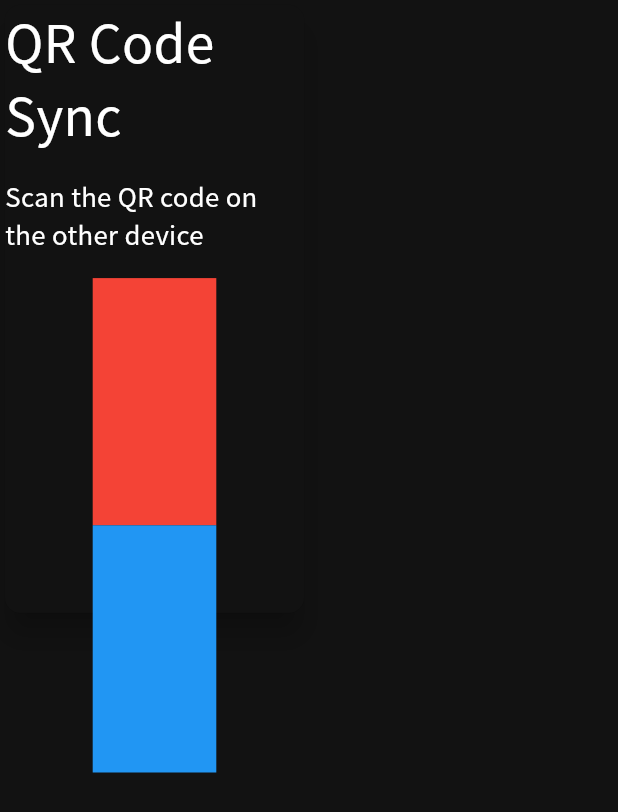
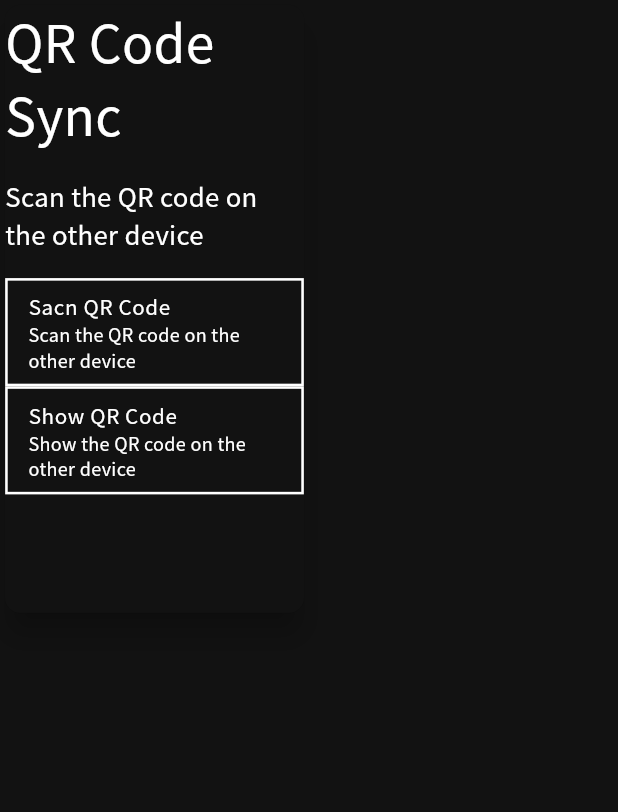
Before and after one commit to XRayZen/feedays, a Flutter app: the SyncDialogWidget widget shown alone on an empty page, opened directly, on a phone screen of 412 x 824 dp. Shown: the top 812 px of the screen. Run offline on Flutter 3.47's test engine with Material 2 defaults, Android fonts, the phone set to English and light mode, and no system bars; our stand-ins replace flutter_html, flutter_riverpod, hive, hive_flutter, infinite_scroll_pagination, page_transition and 6 more; missing offline and left inert: drag_and_drop_lists, flutter_picker, metadata_fetch, ogp_data_extract, webfeed; accounts and stored records are empty; network calls fail.

Commit message:
リファクタリング

```diff
--- a/lib/ui/page/detail/site_detail_page.dart
+++ b/lib/ui/page/detail/site_detail_page.dart
@@ -123,7 +123,9 @@ class SiteDetailWidget extends ConsumerWidget {
     } else {
       //タブレットの場合
       return [
-        const Padding(padding: EdgeInsets.all(10)),
+        // const Padding(padding: EdgeInsets.all(78)),
+        Expanded(child: Container()),
+        Expanded(child: Container()),
         switchFavoriteButton(
           site,
           const Icon(Icons.favorite),
@@ -145,10 +147,12 @@ class SiteDetailWidget extends ConsumerWidget {
           },
           icon: const Icon(Icons.refresh),
         ),
+        Expanded(child: Container()),
         Align(
           alignment: Alignment.centerLeft,
           child: switchFollowButton(context, ref, site),
         ),
+        Expanded(child: Container()),
         // const Padding(padding: EdgeInsets.all(7)),
       ];
     }
--- a/lib/ui/widgets/dialog/sync_dialog.dart
+++ b/lib/ui/widgets/dialog/sync_dialog.dart
@@ -1,6 +1,7 @@
-// ignore_for_file: public_member_api_docs, sort_constructors_first
+// ignore_for_file:  use_decorated_box
 import 'package:flutter/material.dart';
 import 'package:flutter_riverpod/flutter_riverpod.dart';
+import 'package:qr_flutter/qr_flutter.dart';
 import 'package:responsive_framework/responsive_framework.dart';
 
 void showSyncDialog(BuildContext context) {
@@ -19,10 +20,11 @@ void showSyncDialog(BuildContext context) {
 }
 
 class SyncDialogWidget extends ConsumerStatefulWidget {
-  final BuildContext context;
-  SyncDialogWidget({
+  const SyncDialogWidget({
+    super.key,
     required this.context,
   });
+  final BuildContext context;
 
   @override
   ConsumerState<ConsumerStatefulWidget> createState() =>
@@ -34,7 +36,7 @@ class _SyncDialogWidgetState extends ConsumerState<SyncDialogWidget> {
   Widget build(BuildContext context) {
     final size = MediaQuery.of(widget.context).size;
     return SafeArea(
-      child: Container(
+      child: SizedBox(
         height: size.height * 0.5,
         width: size.width * 0.5,
         child: Card(
@@ -55,22 +57,68 @@ class _SyncDialogWidgetState extends ConsumerState<SyncDialogWidget> {
                 layout: ResponsiveWrapper.of(context).isSmallerThan(TABLET)
                     ? ResponsiveRowColumnType.COLUMN
                     : ResponsiveRowColumnType.ROW,
-                rowMainAxisAlignment: MainAxisAlignment.center,
+                rowMainAxisAlignment: MainAxisAlignment.spaceAround,
                 children: [
                   ResponsiveRowColumnItem(
                     rowFlex: 1,
                     child: Container(
-                      height: size.height * 0.2,
-                      width: size.width * 0.2,
-                      color: Colors.red,
+                      //白い枠線を描画する
+                      decoration: BoxDecoration(
+                        border: Border.all(
+                          color: Colors.white,
+                          width: 2,
+                        ),
+                      ),
+                      child: ListTile(
+                        title: const Text('Sacn QR Code'),
+                        subtitle:
+                            const Text('Scan the QR code on the other device'),
+                        onTap: () {
+                          //TODO: QRコードを読み込む処理を書く
+                          //カメラを起動してQRコードを読み込む
+
+                          //読み込んだQRコードを解析する
+                          //解析した結果をもとにデータを同期する
+                        },
+                      ),
                     ),
                   ),
                   ResponsiveRowColumnItem(
                     rowFlex: 1,
                     child: Container(
-                      height: size.height * 0.2,
-                      width: size.width * 0.2,
-                      color: Colors.blue,
+                      //白い枠線を描画する
+                      decoration: BoxDecoration(
+                        border: Border.all(
+                          color: Colors.white,
+                          width: 2,
+                        ),
+                      ),
+                      child: ListTile(
+                        title: const Text('Show QR Code'),
+                        subtitle:
+                            const Text('Show the QR code on the other device'),
+                        onTap: () {
+                          //TODO: QRコードを表示する処理を書く
+                          //QRコードを表示する
+                          showDialog(
+                            context: context,
+                            builder: (context) {
+                              return Dialog(
+                                child: SingleChildScrollView(
+                                  child: QrImage(
+                                    //背景を白くする
+                                    backgroundColor: Colors.white,
+                                    //QRコードのデータはユーザーIDを使用する
+                                    data: 'test',
+                                    version: QrVersions.auto,
+                                    size: 200.0,
+                                  ),
+                                ),
+                              );
+                            },
+                          );
+                        },
+                      ),
                     ),
                   ),
                 ],
--- a/pubspec.yaml
+++ b/pubspec.yaml
@@ -62,6 +62,7 @@ dependencies:
   share_plus: ^6.3.1
   numberpicker: ^2.1.1
   flutter_picker: ^2.1.0
+  qr_flutter: ^4.0.0
 
 
 
```
Also changed, not shown: pubspec.lock.
